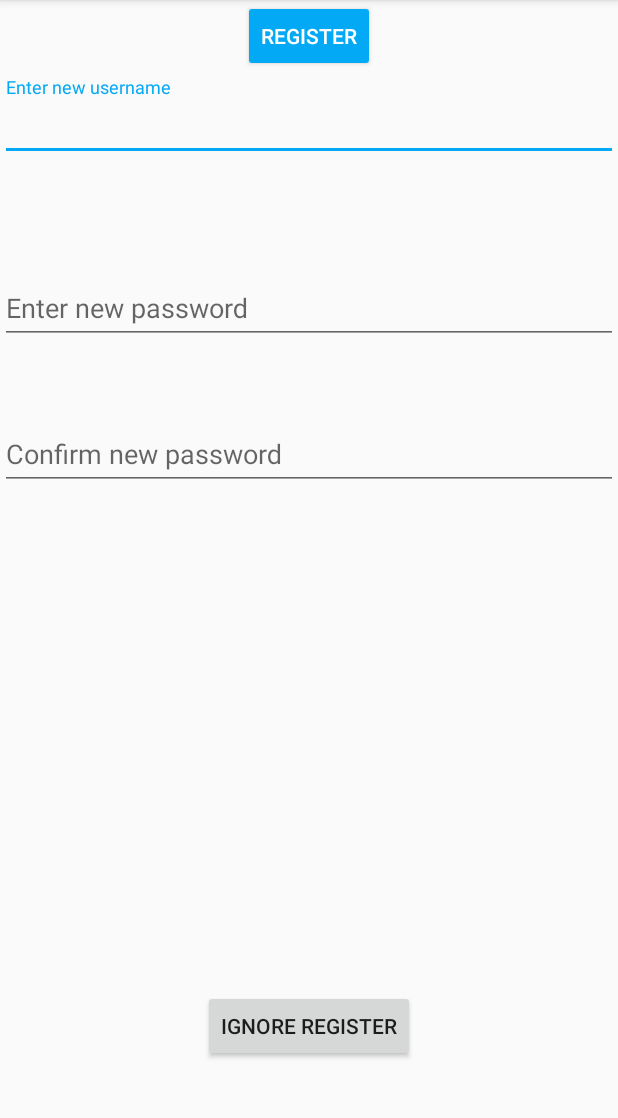
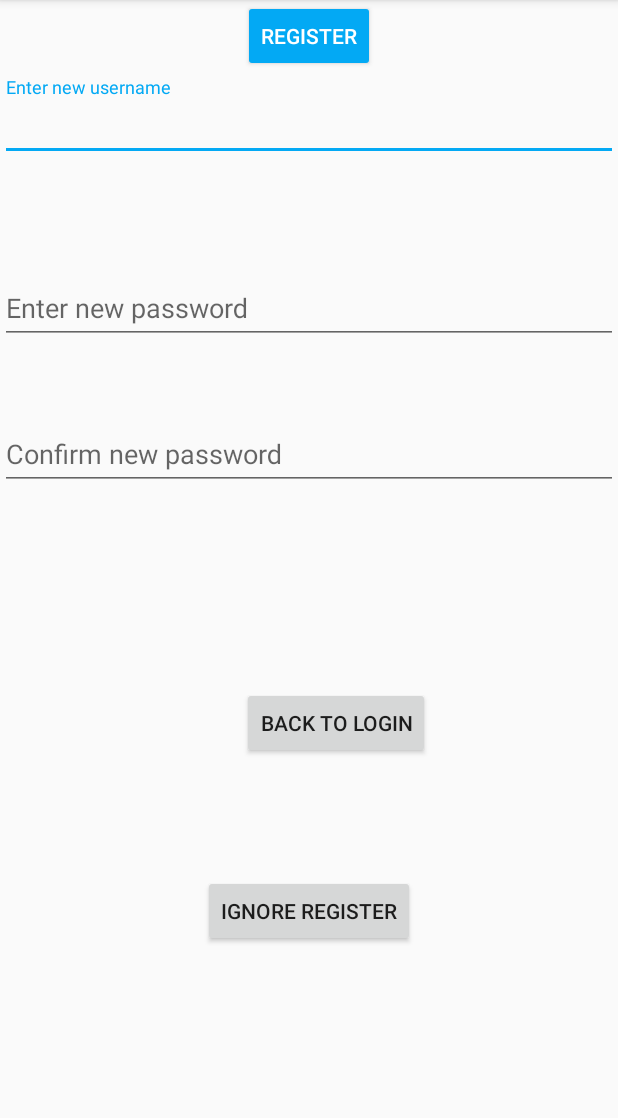
Before and after one commit to Sashagerasimov/3634-Assignement, an Android app: the RegisterActivity screen opened directly, with no data from a screen before it, on a phone screen of 412 x 824 dp, the part 84-1202 px from its top. Run offline under Robolectric (Android 15) with nearby library versions, the phone set to English and light mode, and no system bars.

Commit message:
back to login works

```diff
--- a/app/src/main/java/com/example/a3634_assigment/Activities/RegisterActivity.java
+++ b/app/src/main/java/com/example/a3634_assigment/Activities/RegisterActivity.java
@@ -27,6 +27,7 @@ public class RegisterActivity extends AppCompatActivity {
     private TextInputLayout newPassword;
     private TextInputLayout newPassword2;
     private Button submit;
+    private Button backToLoginActivity;
 
     @Override
     protected void onCreate(Bundle savedInstanceState) {
@@ -38,6 +39,7 @@ public class RegisterActivity extends AppCompatActivity {
         newPassword = findViewById(R.id.newPassword);
         newPassword2 = findViewById(R.id.newPassword2);
         submit = findViewById(R.id.submit);
+        backToLoginActivity = findViewById(R.id.back);
 
     }
 
@@ -62,8 +64,10 @@ public class RegisterActivity extends AppCompatActivity {
             }
         }
 
-
-
+        public void backToLogin(View view){
+            Intent intent = new Intent(RegisterActivity.this, MainActivity.class);
+                startActivity(intent);
+            }
 
 
 
--- a/app/src/main/res/layout/activity_register.xml
+++ b/app/src/main/res/layout/activity_register.xml
@@ -27,7 +27,8 @@
         android:text="ignore register"
         app:layout_constraintBottom_toBottomOf="parent"
         app:layout_constraintEnd_toEndOf="parent"
-        app:layout_constraintStart_toStartOf="parent" />
+        app:layout_constraintStart_toStartOf="parent"
+        app:layout_constraintTop_toBottomOf="@+id/back" />
 
     <com.google.android.material.textfield.TextInputLayout
         android:id="@+id/newUsername"
@@ -74,4 +75,15 @@
             android:hint="Confirm new password" />
     </com.google.android.material.textfield.TextInputLayout>
 
+    <Button
+        android:id="@+id/back"
+        android:layout_width="wrap_content"
+        android:layout_height="wrap_content"
+        android:layout_marginStart="161dp"
+        android:layout_marginTop="131dp"
+        android:onClick="backToLogin"
+        android:text="Back To Login"
+        app:layout_constraintStart_toStartOf="parent"
+        app:layout_constraintTop_toBottomOf="@+id/newPassword2" />
+
 </androidx.constraintlayout.widget.ConstraintLayout>
```
